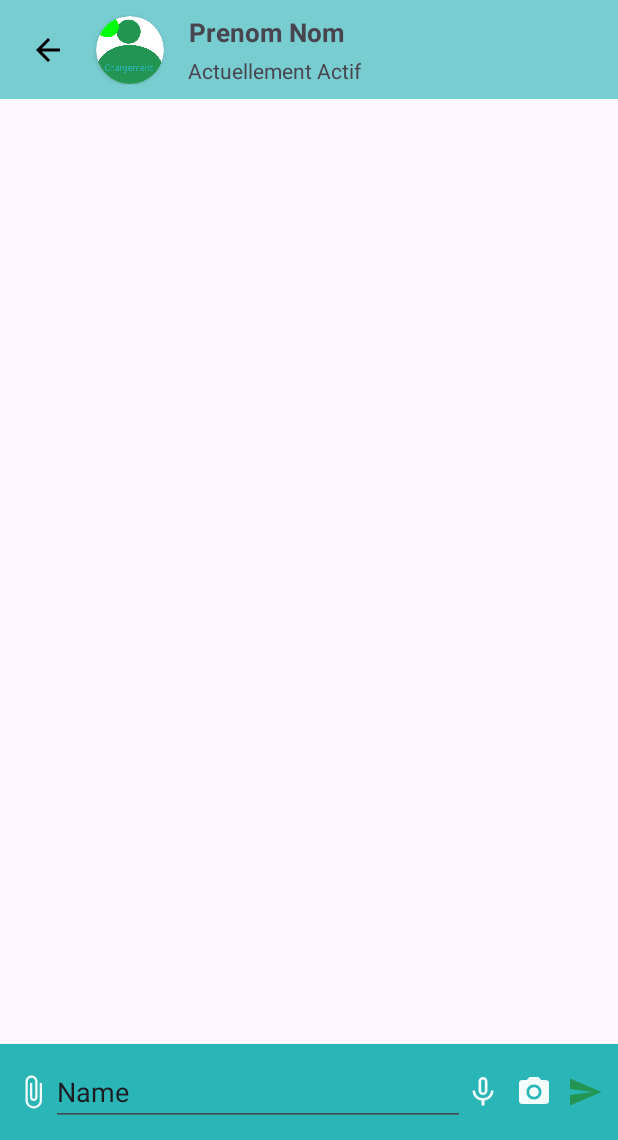
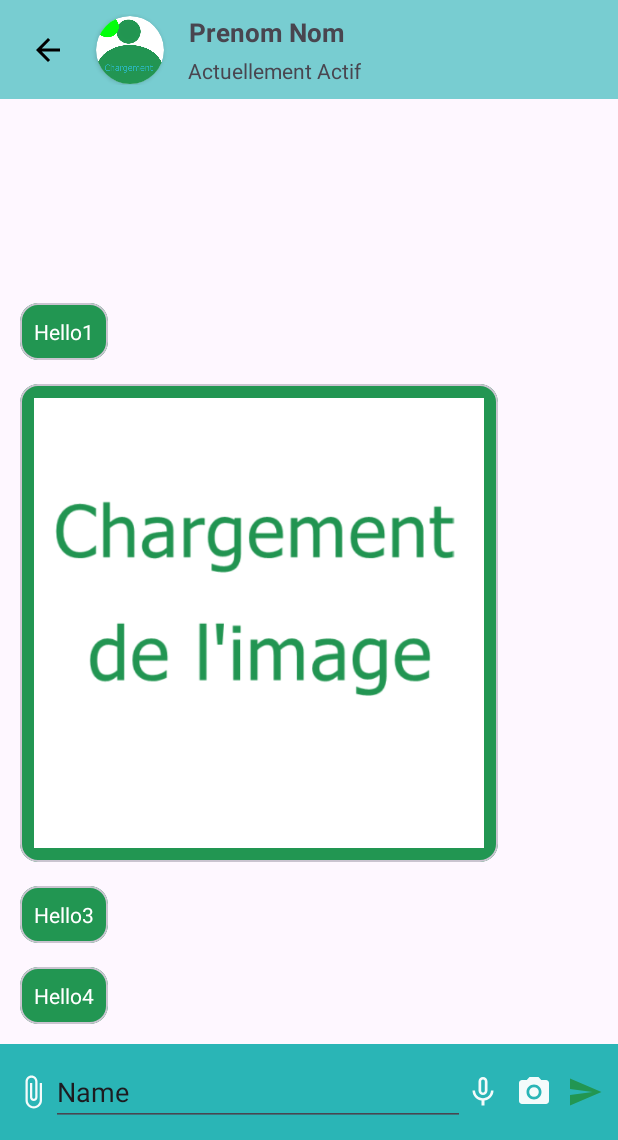
Before and after one commit to Marwen-Hammami/LocaGest-Android, an Android app: the screen it shows after launch (MainActivity), on a phone screen of 412 x 824 dp, the part 96-1236 px from its top. Run offline under Robolectric (Android 15) with nearby library versions, the phone set to English and light mode, and no system bars.

Commit message:
Coversation Interface Fix

```diff
--- a/app/src/main/java/tn/sim/locagest/adapters/ConversationAdapter.kt
+++ b/app/src/main/java/tn/sim/locagest/adapters/ConversationAdapter.kt
@@ -27,13 +27,26 @@ class ConversationAdapter(val message: Array<Message>): RecyclerView.Adapter<Con
     override fun getItemCount(): Int = message.size
 
     override fun onBindViewHolder(holder: ConversationOneViewHolder, position: Int) {
-//        val mess = message[position]
-        holder.textView.text = message[position].text
-//        binding.aImage1.visibility = View.GONE
-//        binding.bLayout.visibility = View.GONE
-//        binding.cLayout.visibility = View.GONE
+        val mess = message[position]
 
-//        holder.setData(message[position])
+        if (mess.text?.isEmpty() == true) {
+            binding.messageText.visibility = View.GONE
+        } else {
+            holder.textView.text = mess.text
+        }
+
+        if (mess.file?.isEmpty() == true) {
+            binding.aImage1.visibility = View.GONE
+        } else {
+
+        }
+
+
+
+
+        binding.bLayout.visibility = View.GONE
+        binding.cLayout.visibility = View.GONE
+
     }
 
 }
--- a/app/src/main/java/tn/sim/locagest/ui/MainActivity.kt
+++ b/app/src/main/java/tn/sim/locagest/ui/MainActivity.kt
@@ -3,6 +3,7 @@ package tn.sim.locagest.ui
 import androidx.appcompat.app.AppCompatActivity
 import android.os.Bundle
 import android.util.Log
+import androidx.recyclerview.widget.LinearLayoutManager
 import tn.sim.locagest.R
 import tn.sim.locagest.adapters.ConversationAdapter
 import tn.sim.locagest.databinding.ActivityConversationOneBinding
@@ -20,15 +21,17 @@ class MainActivity : AppCompatActivity() {
         setContentView(binding.root)
 
         val dataset = arrayOf(
-            Message("id123","id554", "Hello", arrayListOf(), Date(), Date()),
-            Message("id123","id554", "Hello", arrayListOf(), Date(), Date()),
-            Message("id123","id554", "Hello", arrayListOf(), Date(), Date()),
-            Message("id123","id554", "Hello", arrayListOf(), Date(), Date()),
+            Message("id123","id554", "Hello1", arrayListOf(), Date(), Date()),
+            Message("id123","id554", "", arrayListOf("test", "test2"), Date(), Date()),
+            Message("id123","id554", "Hello3", arrayListOf(), Date(), Date()),
+            Message("id123","id554", "Hello4", arrayListOf(), Date(), Date()),
         )
 
-        Log.w("messageslist", "before adapter")
-        val myAdapter = ConversationAdapter(dataset)
+        val myAdapter = ConversationAdapter(dataset.reversed().toTypedArray())  //to get the latest message at the bottom
 
         binding.rvMessages.adapter = myAdapter
+        val layoutManager = LinearLayoutManager(this)
+        layoutManager.reverseLayout = true                                      //to get the latest message at the bottom
+        binding.rvMessages.layoutManager = layoutManager
     }
 }
--- a/app/src/main/res/layout/card_message_sent.xml
+++ b/app/src/main/res/layout/card_message_sent.xml
@@ -24,60 +24,60 @@
             android:textSize="@dimen/normal"
             android:textColor="@color/white"/>
 
-<!--        <ImageView-->
-<!--            android:id="@+id/a_image1"-->
-<!--            android:layout_width="300dp"-->
-<!--            android:layout_height="300dp"-->
-<!--            android:src="@drawable/loading_image" />-->
+        <ImageView
+            android:id="@+id/a_image1"
+            android:layout_width="300dp"
+            android:layout_height="300dp"
+            android:src="@drawable/loading_image" />
 
-<!--        <LinearLayout-->
-<!--            android:id="@+id/b_layout"-->
-<!--            android:layout_width="match_parent"-->
-<!--            android:layout_height="140dp"-->
-<!--            android:orientation="horizontal">-->
+        <LinearLayout
+            android:id="@+id/b_layout"
+            android:layout_width="match_parent"
+            android:layout_height="140dp"
+            android:orientation="horizontal">
 
-<!--            <ImageView-->
-<!--                android:id="@+id/b_image1"-->
-<!--                android:layout_width="wrap_content"-->
-<!--                android:layout_height="wrap_content"-->
-<!--                android:layout_weight="1"-->
-<!--                android:src="@drawable/loading_image" />-->
+            <ImageView
+                android:id="@+id/b_image1"
+                android:layout_width="wrap_content"
+                android:layout_height="wrap_content"
+                android:layout_weight="1"
+                android:src="@drawable/loading_image" />
 
-<!--            <ImageView-->
-<!--                android:id="@+id/b_image2"-->
-<!--                android:layout_width="wrap_content"-->
-<!--                android:layout_height="wrap_content"-->
-<!--                android:layout_weight="1"-->
-<!--                android:src="@drawable/loading_image" />-->
-<!--        </LinearLayout>-->
+            <ImageView
+                android:id="@+id/b_image2"
+                android:layout_width="wrap_content"
+                android:layout_height="wrap_content"
+                android:layout_weight="1"
+                android:src="@drawable/loading_image" />
+        </LinearLayout>
 
-<!--        <LinearLayout-->
-<!--            android:id="@+id/c_layout"-->
-<!--            android:layout_width="match_parent"-->
-<!--            android:layout_height="90dp"-->
-<!--            android:orientation="horizontal">-->
+        <LinearLayout
+            android:id="@+id/c_layout"
+            android:layout_width="match_parent"
+            android:layout_height="90dp"
+            android:orientation="horizontal">
 
-<!--            <ImageView-->
-<!--                android:id="@+id/imageView4"-->
-<!--                android:layout_width="wrap_content"-->
-<!--                android:layout_height="wrap_content"-->
-<!--                android:layout_weight="1"-->
-<!--                android:src="@drawable/loading_image" />-->
+            <ImageView
+                android:id="@+id/imageView4"
+                android:layout_width="wrap_content"
+                android:layout_height="wrap_content"
+                android:layout_weight="1"
+                android:src="@drawable/loading_image" />
 
-<!--            <ImageView-->
-<!--                android:id="@+id/imageView2"-->
-<!--                android:layout_width="wrap_content"-->
-<!--                android:layout_height="wrap_content"-->
-<!--                android:layout_weight="1"-->
-<!--                android:src="@drawable/loading_image" />-->
+            <ImageView
+                android:id="@+id/imageView2"
+                android:layout_width="wrap_content"
+                android:layout_height="wrap_content"
+                android:layout_weight="1"
+                android:src="@drawable/loading_image" />
 
-<!--            <ImageView-->
-<!--                android:id="@+id/imageView3"-->
-<!--                android:layout_width="wrap_content"-->
-<!--                android:layout_height="wrap_content"-->
-<!--                android:layout_weight="1"-->
-<!--                android:src="@drawable/loading_image" />-->
-<!--        </LinearLayout>-->
+            <ImageView
+                android:id="@+id/imageView3"
+                android:layout_width="wrap_content"
+                android:layout_height="wrap_content"
+                android:layout_weight="1"
+                android:src="@drawable/loading_image" />
+        </LinearLayout>
 
 
     </LinearLayout>
```
Also changed, not shown: app/src/main/java/tn/sim/locagest/viewholder/ConversationOneViewHolder.kt (+1 -9 lines).
